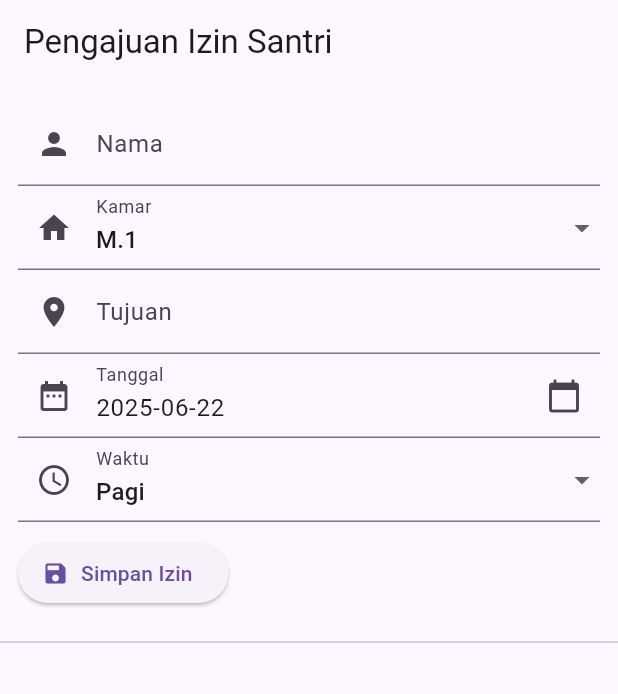
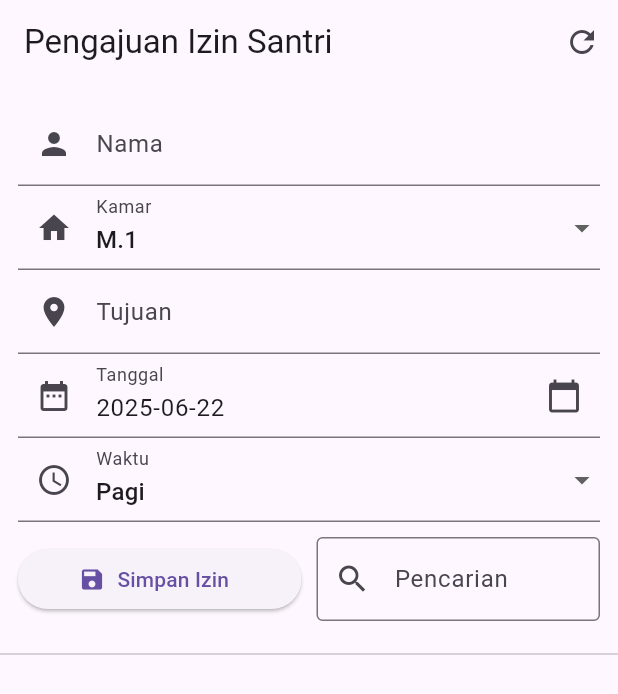
Before and after one commit to LansMa/InputSantri, a Flutter app: the screen it shows after launch, after a tap on "Simpan Izin", on a phone screen of 412 x 824 dp. Shown: the top 694 px of the screen. Run offline on Flutter 3.47's test engine with Material 3 defaults, Android fonts, the phone set to English and light mode, and no system bars; our stand-ins replace supabase_flutter; accounts and stored records are empty; network calls fail.

Commit message:
menambahkan field, mengganti nama apk

```diff
--- a/lib/screens/home_page.dart
+++ b/lib/screens/home_page.dart
@@ -11,10 +11,13 @@ class HomePage extends StatefulWidget {
 
 class _HomePageState extends State<HomePage> {
   final _namaCtrl = TextEditingController();
+  final _tujuanCtrl = TextEditingController();
+  final _searchCtrl = TextEditingController();
+
   String _selectedKamar = 'M.1';
-  final _tujuanCtrl = TextEditingController();
+  String _selectedWaktu = 'Pagi';
+  String _searchKeyword = '';
   DateTime _selectedDate = DateTime.now();
-  String _selectedWaktu = 'Pagi';
 
   List<Izin> daftarIzin = [];
 
@@ -27,7 +30,18 @@ class _HomePageState extends State<HomePage> {
   Future<void> _muatData() async {
     final data = await IzinDatabase.getAllIzin();
     setState(() {
-      daftarIzin = data;
+      daftarIzin =
+          data
+              .where(
+                (izin) =>
+                    izin.nama.toLowerCase().contains(
+                      _searchKeyword.toLowerCase(),
+                    ) ||
+                    izin.tujuan.toLowerCase().contains(
+                      _searchKeyword.toLowerCase(),
+                    ),
+              )
+              .toList();
     });
   }
 
@@ -142,10 +156,31 @@ class _HomePageState extends State<HomePage> {
           ),
           if (!isDialog) ...[
             const SizedBox(height: 10),
-            ElevatedButton.icon(
-              icon: Icon(Icons.save),
-              label: Text('Simpan Izin'),
-              onPressed: _tambahIzin,
+            Row(
+              children: [
+                Expanded(
+                  child: ElevatedButton.icon(
+                    icon: Icon(Icons.save),
+                    label: Text('Simpan Izin'),
+                    onPressed: _tambahIzin,
+                  ),
+                ),
+                const SizedBox(width: 10),
+                Expanded(
+                  child: TextField(
+                    controller: _searchCtrl,
+                    decoration: InputDecoration(
+                      labelText: 'Pencarian',
+                      prefixIcon: Icon(Icons.search),
+                      border: OutlineInputBorder(),
+                    ),
+                    onChanged: (val) {
+                      setState(() => _searchKeyword = val);
+                      _muatData();
+                    },
+                  ),
+                ),
+              ],
             ),
           ],
         ],
@@ -275,18 +310,24 @@ class _HomePageState extends State<HomePage> {
   @override
   Widget build(BuildContext context) {
     return Scaffold(
-      appBar: AppBar(title: Text('Pengajuan Izin Santri')),
-      body: SingleChildScrollView(
-        child: Column(
+      appBar: AppBar(
+        title: Text('Pengajuan Izin Santri'),
+        actions: [
+          IconButton(
+            icon: Icon(Icons.refresh),
+            onPressed: _muatData,
+            tooltip: 'Refresh',
+          ),
+        ],
+      ),
+      body: RefreshIndicator(
+        onRefresh: _muatData,
+        child: ListView(
+          padding: const EdgeInsets.only(bottom: 100),
           children: [
             _buildInputForm(),
             const Divider(height: 20),
-            ListView.builder(
-              shrinkWrap: true,
-              physics: NeverScrollableScrollPhysics(),
-              itemCount: daftarIzin.length,
-              itemBuilder: (_, index) => _buildIzinCard(daftarIzin[index]),
-            ),
+            ...daftarIzin.map(_buildIzinCard).toList(),
           ],
         ),
       ),
```
Also changed, not shown: 3 other files.
